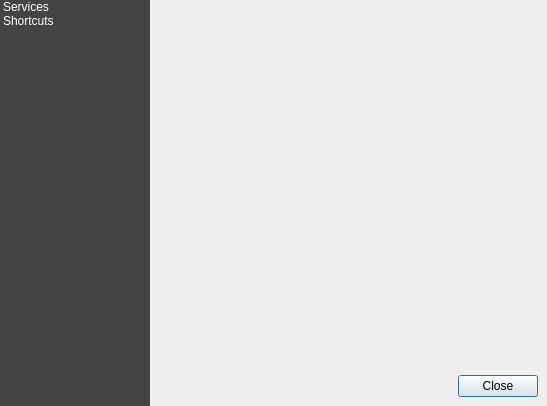
First picture: the form in app/optionsdialog.ui, repository cloudmus/cloudmus, before the edit.
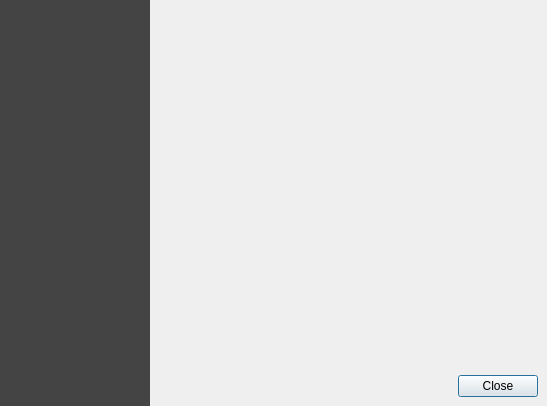
Second picture: the form after the edit. Icons and pictures are not drawn.

Commit message: * Added main application options page * Added ability to start hidden * Added template for shortcuts option page

Patch:
```diff
--- a/app/optionsdialog.ui
+++ b/app/optionsdialog.ui
@@ -131,24 +131,6 @@
      <property name="frameShape">
       <enum>QFrame::NoFrame</enum>
      </property>
-     <item>
-      <property name="text">
-       <string>Services</string>
-      </property>
-      <property name="icon">
-       <iconset resource="images.qrc">
-        <normaloff>:/icons/images/cloudmus.png</normaloff>:/icons/images/cloudmus.png</iconset>
-      </property>
-     </item>
-     <item>
-      <property name="text">
-       <string>Shortcuts</string>
-      </property>
-      <property name="icon">
-       <iconset resource="images.qrc">
-        <normaloff>:/icons/images/cloudmus.png</normaloff>:/icons/images/cloudmus.png</iconset>
-      </property>
-     </item>
     </widget>
    </item>
    <item>
```
Left out of the diff: 4 changed lines with no effect on the pictures. The commit also changes 15 other files.
